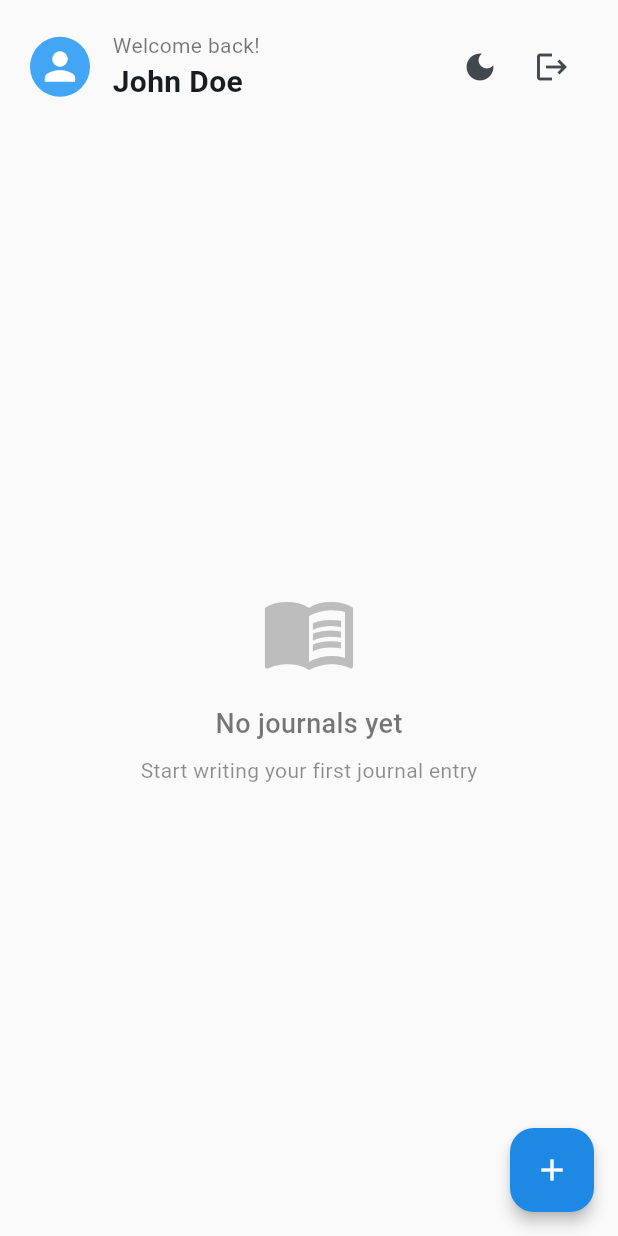
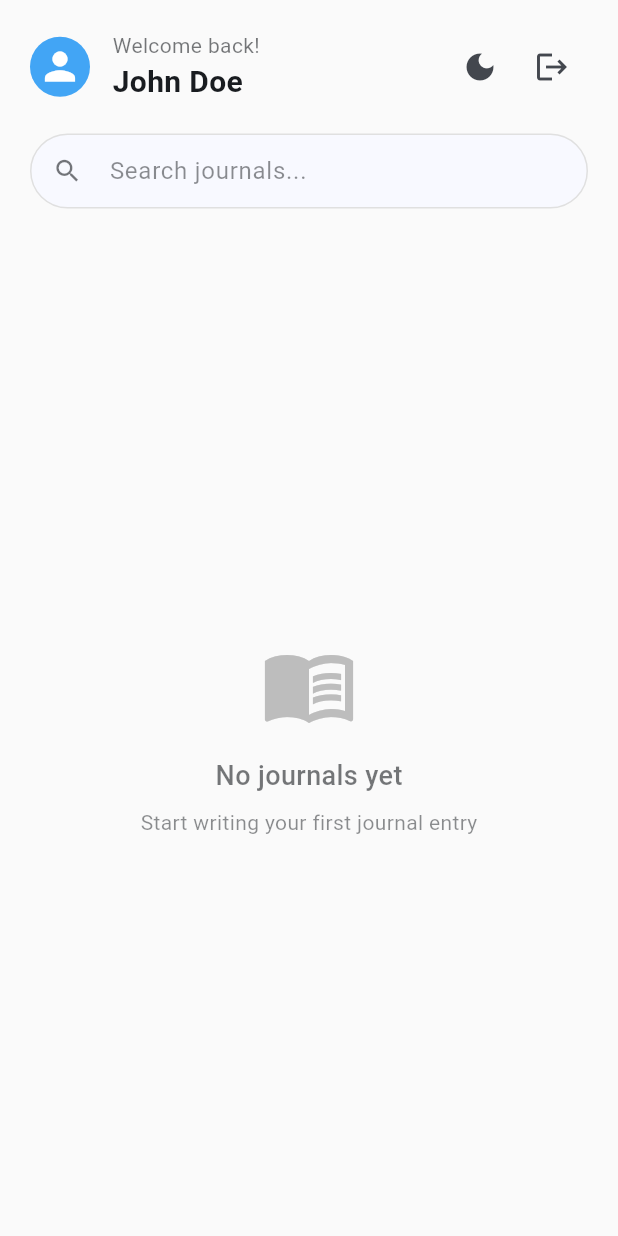
Before and after one commit to AbdulRahman395/notevia-mobile-app, a Flutter app: the HomePage screen opened by its route, on a phone screen of 412 x 824 dp. Run offline on Flutter 3.47's test engine with Material 3 defaults, Android fonts, the phone set to English and light mode, and no system bars; our stand-ins replace flutter_html, image_picker, permission_handler, shared_preferences, table_calendar; accounts and stored records are empty; network calls fail.

Commit message:
- syntax fix

```diff
--- a/lib/pages/home_page.dart
+++ b/lib/pages/home_page.dart
@@ -1,4 +1,5 @@
 import 'package:flutter/material.dart';
+import 'package:flutter_html/flutter_html.dart';
 import '../services/api_service.dart';
 import '../services/token_service.dart';
 import '../services/theme_service.dart';
@@ -18,6 +19,7 @@ class _HomePageState extends State<HomePage> with WidgetsBindingObserver {
   bool _hasError = false;
   String _errorMessage = '';
   final ThemeService _themeService = ThemeService();
+  final FocusNode _searchFocusNode = FocusNode();
 
   @override
   void initState() {
@@ -32,6 +34,7 @@ class _HomePageState extends State<HomePage> with WidgetsBindingObserver {
   void dispose() {
     WidgetsBinding.instance.removeObserver(this);
     _themeService.removeListener(_onThemeChanged);
+    _searchFocusNode.dispose();
     super.dispose();
   }
 
@@ -220,8 +223,58 @@ class _HomePageState extends State<HomePage> with WidgetsBindingObserver {
               ),
             ),
 
+            // Search Bar
+            Padding(
+              padding: const EdgeInsets.symmetric(horizontal: 20.0),
+              child: Container(
+                height: 50,
+                decoration: BoxDecoration(
+                  color: Theme.of(context).colorScheme.surface,
+                  borderRadius: BorderRadius.circular(25),
+                  border: Border.all(color: Colors.grey[300]!, width: 1),
+                ),
+                child: TextField(
+                  focusNode: _searchFocusNode,
+                  decoration: InputDecoration(
+                    hintText: 'Search journals...',
+                    hintStyle: TextStyle(
+                      color: Theme.of(
+                        context,
+                      ).colorScheme.onSurface.withOpacity(0.5),
+                      fontSize: 16,
+                    ),
+                    prefixIcon: Icon(
+                      Icons.search,
+                      color: Theme.of(
+                        context,
+                      ).colorScheme.onSurface.withOpacity(0.6),
+                      size: 20,
+                    ),
+                    border: InputBorder.none,
+                    contentPadding: const EdgeInsets.symmetric(
+                      horizontal: 16,
+                      vertical: 12,
+                    ),
+                  ),
+                  style: TextStyle(
+                    color: Theme.of(context).colorScheme.onSurface,
+                    fontSize: 16,
+                  ),
+                  onChanged: (value) {
+                    // TODO: Implement search functionality
+                  },
+                ),
+              ),
+            ),
+
+            const SizedBox(height: 20),
+
             // Journals List
             Expanded(
+              child: GestureDetector(
+                onTap: () {
+                  _searchFocusNode.unfocus();
+                },
                 child: _isLoading
                     ? const Center(child: CircularProgressIndicator())
                     : _hasError
@@ -307,6 +360,7 @@ class _HomePageState extends State<HomePage> with WidgetsBindingObserver {
                             final journal = _journals[index];
                             return GestureDetector(
                               onTap: () {
+                                _searchFocusNode.unfocus();
                                 final journalId = journal['id'] as int?;
                                 if (journalId != null) {
                                   Navigator.of(context).pushNamed(
@@ -321,6 +375,10 @@ class _HomePageState extends State<HomePage> with WidgetsBindingObserver {
                                 decoration: BoxDecoration(
                                   color: Theme.of(context).cardColor,
                                   borderRadius: BorderRadius.circular(12),
+                                  border: Border.all(
+                                    color: Colors.grey[300]!,
+                                    width: 1,
+                                  ),
                                   boxShadow: [
                                     BoxShadow(
                                       color: Colors.grey.withOpacity(0.1),
@@ -361,7 +419,9 @@ class _HomePageState extends State<HomePage> with WidgetsBindingObserver {
                                             ),
                                           ),
                                           child: Text(
-                                          _formatDate(journal['journal_date']),
+                                            _formatDate(
+                                              journal['journal_date'],
+                                            ),
                                             style: TextStyle(
                                               fontSize: 12,
                                               color: Theme.of(context)
@@ -382,9 +442,10 @@ class _HomePageState extends State<HomePage> with WidgetsBindingObserver {
                                       _stripHtmlTags(journal['content'] ?? ''),
                                       style: TextStyle(
                                         fontSize: 14,
-                                      color: Theme.of(
-                                        context,
-                                      ).colorScheme.onSurface.withOpacity(0.7),
+                                        color: Theme.of(context)
+                                            .colorScheme
+                                            .onSurface
+                                            .withOpacity(0.7),
                                         height: 1.4,
                                       ),
                                       maxLines: 3,
@@ -433,7 +494,9 @@ class _HomePageState extends State<HomePage> with WidgetsBindingObserver {
                                                       'home_image_${journal['id']}_$mediaIndex',
                                                   child: ClipRRect(
                                                     borderRadius:
-                                                      BorderRadius.circular(8),
+                                                        BorderRadius.circular(
+                                                          8,
+                                                        ),
                                                     child: Image.network(
                                                       imageUrl,
                                                       fit: BoxFit.cover,
@@ -462,22 +525,22 @@ class _HomePageState extends State<HomePage> with WidgetsBindingObserver {
                                                             loadingProgress,
                                                           ) {
                                                             if (loadingProgress ==
-                                                              null)
+                                                                null) {
                                                               return child;
+                                                            }
                                                             return Container(
                                                               color: Colors
                                                                   .grey[100],
                                                               child: Center(
                                                                 child: CircularProgressIndicator(
-                                                                strokeWidth: 2,
+                                                                  strokeWidth:
+                                                                      2,
                                                                   value:
                                                                       loadingProgress
                                                                               .expectedTotalBytes !=
                                                                           null
-                                                                    ? loadingProgress
-                                                                              .cumulativeBytesLoaded /
-                                                                          loadingProgress
-                                                                              .expectedTotalBytes!
+                                                                      ? loadingProgress.cumulativeBytesLoaded /
+                                                                            loadingProgress.expectedTotalBytes!
                                                                       : null,
                                                                   valueColor:
                                                                       AlwaysStoppedAnimation<
@@ -524,25 +587,10 @@ class _HomePageState extends State<HomePage> with WidgetsBindingObserver {
                         ),
                       ),
               ),
+            ),
           ],
         ),
       ),
-      floatingActionButton: FloatingActionButton(
-        onPressed: () async {
-          final result = await Navigator.of(
-            context,
-          ).pushNamed('/journal-entry');
-          // Refresh data if a new journal was created
-          if (result == true) {
-            _fetchData();
-          }
-        },
-        backgroundColor: Colors.blue[600],
-        foregroundColor: Colors.white,
-        elevation: 4,
-        child: const Icon(Icons.add),
-      ),
-      floatingActionButtonLocation: FloatingActionButtonLocation.endFloat,
     );
   }
 }
```
Lines whose indentation alone changed are shown as unchanged.
